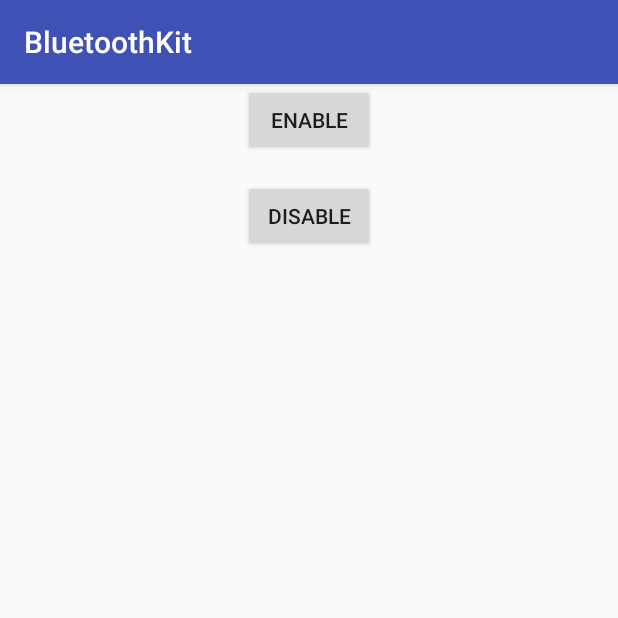
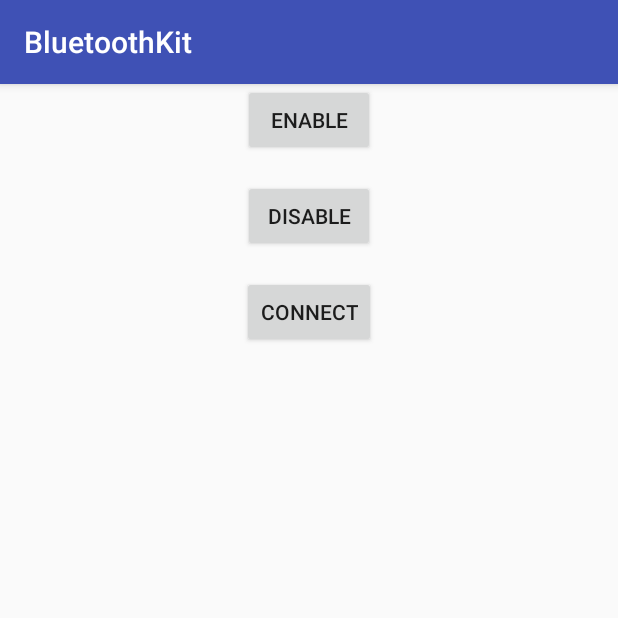
Before and after one commit to sirvar/bluetoothkit-android, an Android app: the screen it shows after launch (MainActivity), on a phone screen of 412 x 824 dp, the top half of it. Run offline under Robolectric (Android 15) with nearby library versions, the phone set to English and light mode, and no system bars.

Commit message:
Add connection protocol

```diff
--- a/app/src/main/java/com/sirvar/bluetoothkit/MainActivity.kt
+++ b/app/src/main/java/com/sirvar/bluetoothkit/MainActivity.kt
@@ -1,5 +1,6 @@
 package com.sirvar.bluetoothkit
 
+import android.bluetooth.BluetoothDevice
 import android.support.v7.app.AppCompatActivity
 import android.os.Bundle
 import android.util.Log
@@ -7,7 +8,7 @@ import kotlinx.android.synthetic.main.activity_main.*
 
 class MainActivity : AppCompatActivity() {
 
-    val TAG: String = "MActivity"
+    val TAG: String = "MainActivity"
     lateinit var bluetoothKit: BluetoothKit
 
     override fun onCreate(savedInstanceState: Bundle?) {
@@ -18,5 +19,12 @@ class MainActivity : AppCompatActivity() {
 
         enable.setOnClickListener { bluetoothKit.enable() }
         disable.setOnClickListener { bluetoothKit.disable() }
+
+        val bluetoothDevice = bluetoothKit.getDeviceByName("Rikin's AirPods")
+        connect.setOnClickListener {
+            if (bluetoothDevice != null) {
+                bluetoothKit.connect(bluetoothDevice)
+            }
+        }
     }
 }
--- a/app/src/main/res/layout/activity_main.xml
+++ b/app/src/main/res/layout/activity_main.xml
@@ -32,4 +32,18 @@
         app:layout_constraintEnd_toEndOf="parent"
         app:layout_constraintStart_toStartOf="parent"
         app:layout_constraintTop_toBottomOf="@+id/enable" />
+
+    <Button
+        android:id="@+id/connect"
+        android:layout_width="wrap_content"
+        android:layout_height="wrap_content"
+        android:layout_marginEnd="8dp"
+        android:layout_marginLeft="8dp"
+        android:layout_marginRight="8dp"
+        android:layout_marginStart="8dp"
+        android:layout_marginTop="16dp"
+        android:text="Connect"
+        app:layout_constraintEnd_toEndOf="parent"
+        app:layout_constraintStart_toStartOf="parent"
+        app:layout_constraintTop_toBottomOf="@+id/disable" />
 </android.support.constraint.ConstraintLayout>
--- a/bluetoothkit/src/main/java/com/sirvar/bluetoothkit/BluetoothKitSocket.kt
+++ b/bluetoothkit/src/main/java/com/sirvar/bluetoothkit/BluetoothKitSocket.kt
@@ -4,7 +4,7 @@ import android.bluetooth.BluetoothSocket
 import java.io.InputStream
 import java.io.OutputStream
 
-class BluetoothKitSocket(val bluetoothSocket: BluetoothSocket): BluetoothKitSocketInterface {
+open class BluetoothKitSocket(override val socket: BluetoothSocket) : BluetoothKitSocketInterface {
 
     override val inputStream: InputStream
         get() = socket.inputStream
@@ -14,8 +14,6 @@ class BluetoothKitSocket(val bluetoothSocket: BluetoothSocket): BluetoothKitSock
         get() = socket.remoteDevice.name
     override val deviceAddress: String
         get() = socket.remoteDevice.address
-    override val socket: BluetoothSocket
-        get() = socket
 
     override fun connect() {
         socket.connect()
```
Also changed, not shown: bluetoothkit/src/main/java/com/sirvar/bluetoothkit/BluetoothKit.kt (+65 -2 lines), bluetoothkit/src/main/java/com/sirvar/bluetoothkit/BluetoothKitSecuredSocket.kt (added, +41 -0 lines).
